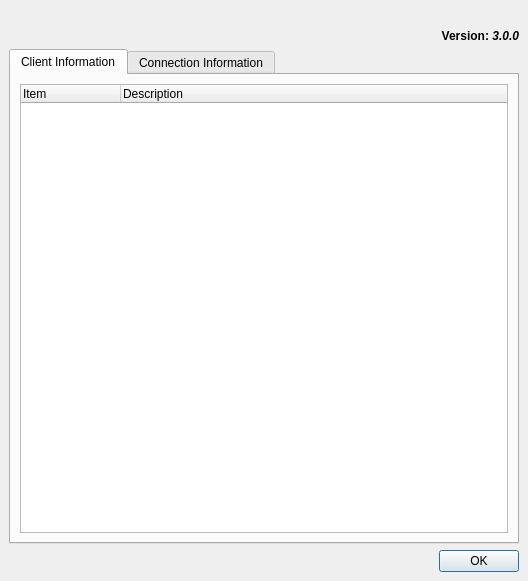
This is Applications/Client/AboutDialog.ui in wildmichael/ParaView3-enhancements-old as Qt 5 draws it before an edit. The edited form follows.
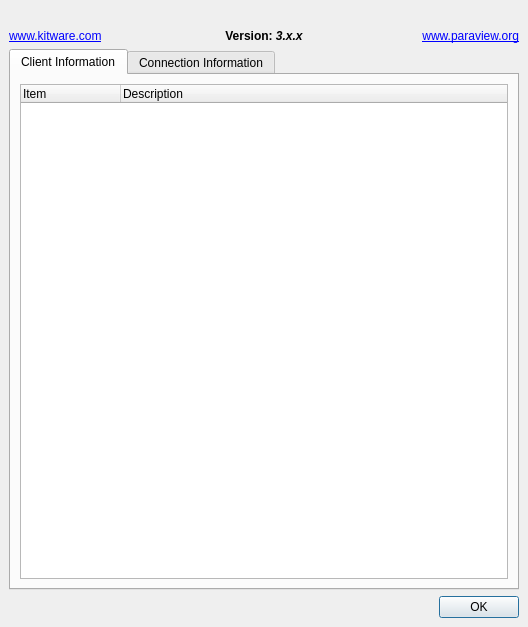
This is the edited form. Icons and pictures are not drawn.

Commit message: ENH: Some changes to layout.

```diff
--- a/Applications/Client/AboutDialog.ui
+++ b/Applications/Client/AboutDialog.ui
@@ -6,7 +6,7 @@
     <x>0</x>
     <y>0</y>
     <width>528</width>
-    <height>581</height>
+    <height>627</height>
    </rect>
   </property>
   <property name="sizePolicy" >
@@ -30,7 +30,58 @@
    <property name="spacing" >
     <number>6</number>
    </property>
-   <item row="2" column="0" >
+   <item row="1" column="1" >
+    <widget class="QLabel" name="VersionLabel" >
+     <property name="text" >
+      <string>&lt;html>&lt;b>Version: &lt;i>3.x.x&lt;/i>&lt;/b>&lt;/html></string>
+     </property>
+     <property name="textFormat" >
+      <enum>Qt::AutoText</enum>
+     </property>
+     <property name="alignment" >
+      <set>Qt::AlignCenter</set>
+     </property>
+    </widget>
+   </item>
+   <item row="1" column="0" >
+    <widget class="QLabel" name="label_3" >
+     <property name="text" >
+      <string>&lt;a href=\"http://www.kitware.com\">www.kitware.com&lt;/a></string>
+     </property>
+    </widget>
+   </item>
+   <item row="1" column="2" >
+    <widget class="QLabel" name="label_2" >
+     <property name="text" >
+      <string>&lt;a href=\"http://www.paraview.org\">www.paraview.org&lt;/a></string>
+     </property>
+     <property name="textFormat" >
+      <enum>Qt::RichText</enum>
+     </property>
+     <property name="alignment" >
+      <set>Qt::AlignRight|Qt::AlignTrailing|Qt::AlignVCenter</set>
+     </property>
+    </widget>
+   </item>
+   <item row="0" column="0" colspan="3" >
+    <widget class="QLabel" name="label" >
+     <property name="sizePolicy" >
+      <sizepolicy>
+       <hsizetype>0</hsizetype>
+       <vsizetype>0</vsizetype>
+       <horstretch>0</horstretch>
+       <verstretch>0</verstretch>
+      </sizepolicy>
+     </property>
+     <property name="text" >
+      <string/>
+     </property>
+     <property name="pixmap" >
+      <pixmap resource="Resources.qrc" >:/pqClient/PVSplashScreen.png</pixmap>
+     </property>
+    </widget>
+   </item>
+   <item row="2" column="0" colspan="3" >
     <widget class="QTabWidget" name="tabWidget" >
      <property name="currentIndex" >
       <number>0</number>
@@ -103,25 +154,7 @@
      </widget>
     </widget>
    </item>
-   <item row="0" column="0" >
-    <widget class="QLabel" name="label" >
-     <property name="sizePolicy" >
-      <sizepolicy>
-       <hsizetype>0</hsizetype>
-       <vsizetype>0</vsizetype>
-       <horstretch>0</horstretch>
-       <verstretch>0</verstretch>
-      </sizepolicy>
-     </property>
-     <property name="text" >
-      <string/>
-     </property>
-     <property name="pixmap" >
-      <pixmap resource="Resources.qrc" >:/pqClient/PVSplashScreen.png</pixmap>
-     </property>
-    </widget>
-   </item>
-   <item row="3" column="0" >
+   <item row="3" column="0" colspan="3" >
     <layout class="QHBoxLayout" >
      <property name="margin" >
       <number>0</number>
@@ -151,19 +184,6 @@
      </item>
     </layout>
    </item>
-   <item row="1" column="0" >
-    <widget class="QLabel" name="VersionLabel" >
-     <property name="text" >
-      <string>&lt;html>&lt;b>Version: &lt;i>3.0.0&lt;/i>&lt;/b>&lt;/html></string>
-     </property>
-     <property name="textFormat" >
-      <enum>Qt::AutoText</enum>
-     </property>
-     <property name="alignment" >
-      <set>Qt::AlignRight|Qt::AlignTrailing|Qt::AlignVCenter</set>
-     </property>
-    </widget>
-   </item>
   </layout>
  </widget>
  <resources>
```
